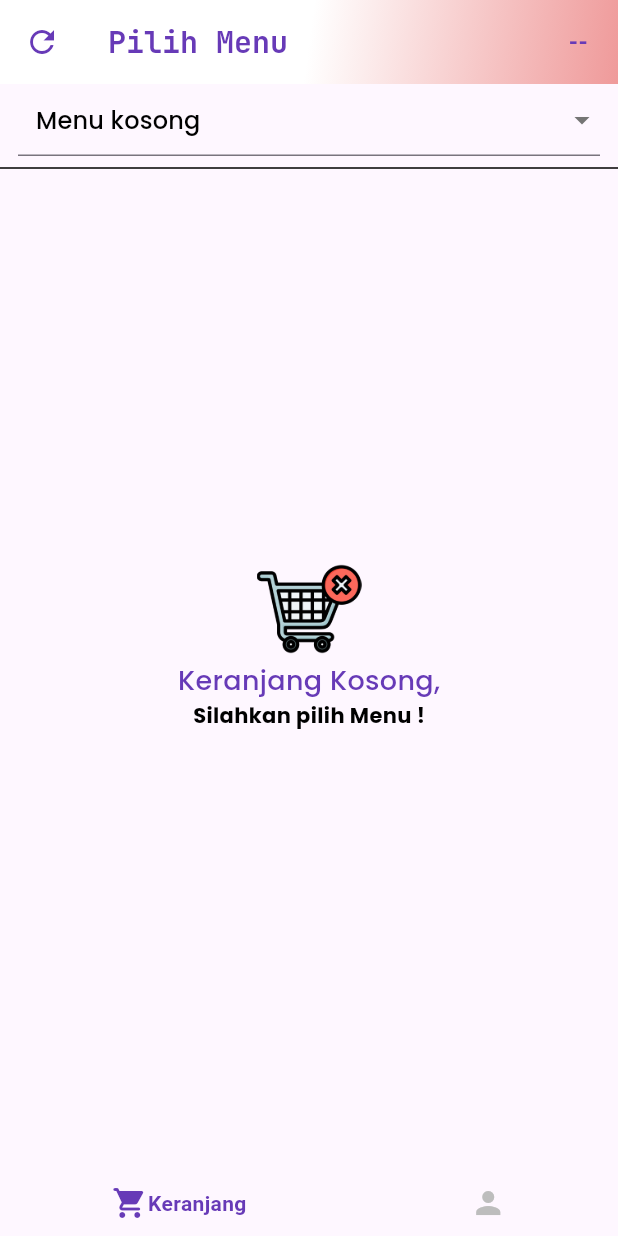
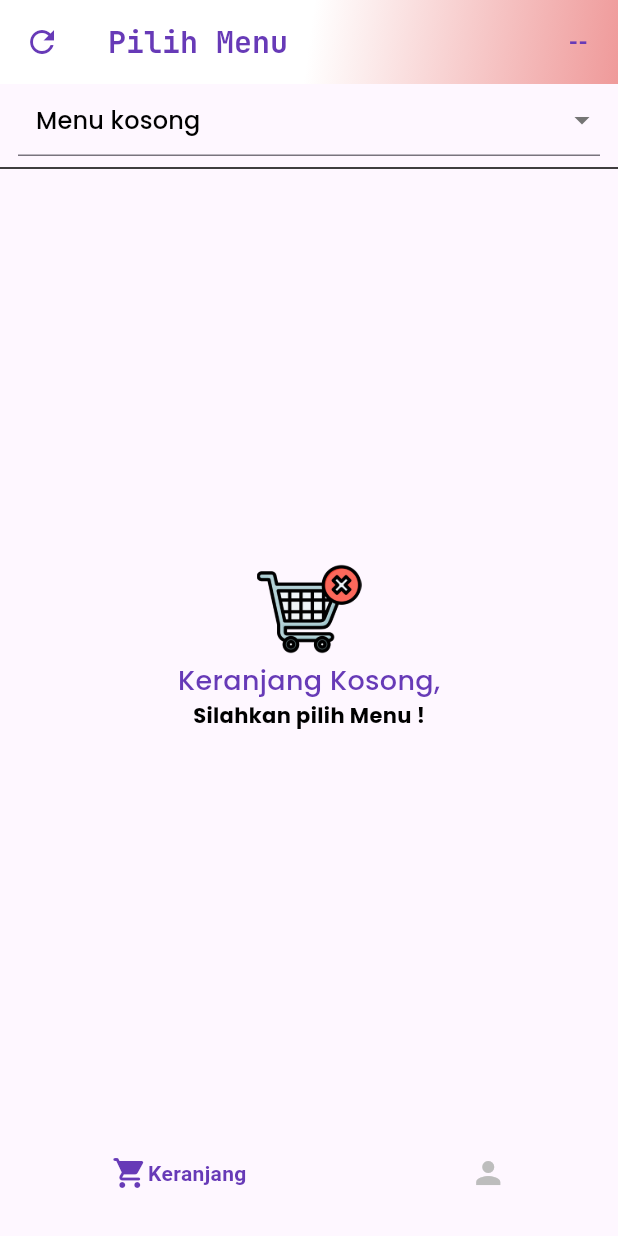
Before and after one commit to rrozian00/cashier, a Flutter app: the BottomView screen opened by its route, on a phone screen of 412 x 824 dp. Run offline on Flutter 3.47's test engine with Material 3 defaults, Android fonts, the light colour scheme and no system bars; drawn by our look-alikes of google_nav_bar; our stand-ins replace cloud_firestore, firebase_auth, firebase_core, get, google_fonts, image_picker and 2 more; missing offline and left inert: esc_pos_utils_plus, print_bluetooth_thermal; accounts and stored records are empty.

Commit message:
finish update

```diff
--- a/lib/app/modules/add_employee/controllers/add_employee_controller.dart
+++ b/lib/app/modules/add_employee/controllers/add_employee_controller.dart
@@ -52,11 +52,6 @@ class AddEmployeeController extends GetxController {
 
       // Ambil ID owner yang sedang login
       String? ownerId = _auth.currentUser?.uid;
-      if (ownerId == null) {
-        Get.snackbar("Error", "Gagal mendapatkan ID Owner.");
-        isLoading.value = false;
-        return;
-      }
 
       // Cari store yang dimiliki owner atau tempat dia bekerja
       QuerySnapshot<Map<String, dynamic>> storeQuery = await _firestore
--- a/lib/app/modules/bottom/views/bottom_view.dart
+++ b/lib/app/modules/bottom/views/bottom_view.dart
@@ -37,8 +37,7 @@ class BottomView extends GetView<BottomController> {
           curve: Curves.bounceIn,
           // tabBorder: Border.all(),
           mainAxisAlignment: MainAxisAlignment.spaceAround,
-          padding:
-              const EdgeInsets.only(right: 10, left: 10, bottom: 10, top: 20),
+          padding: const EdgeInsets.only(right: 10, left: 10, bottom: 30),
           tabBorderRadius: 15,
           // backgroundColor: Colors.grey[100]!,
           color: Colors.grey[400],
```
